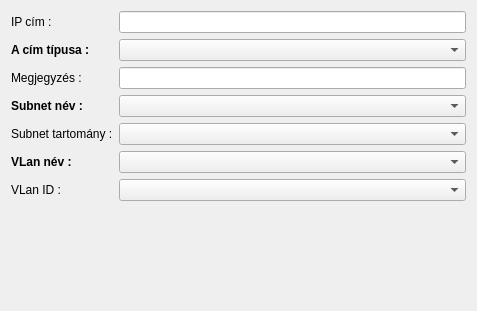
Old version of the form lv2g/edit_ip.ui in the repository csikfer/lanview2.
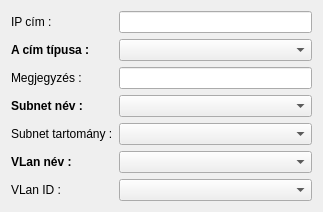
New version of the form.

Diff of the .ui file:
```diff
--- a/lv2g/edit_ip.ui
+++ b/lv2g/edit_ip.ui
@@ -6,8 +6,8 @@
    <rect>
     <x>0</x>
     <y>0</y>
-    <width>477</width>
-    <height>311</height>
+    <width>323</width>
+    <height>190</height>
    </rect>
   </property>
   <property name="windowTitle">
```
